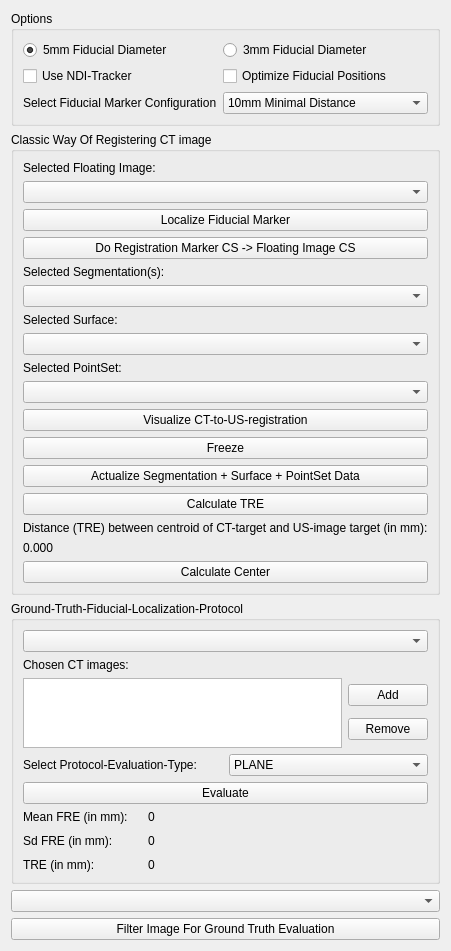
Before: the Qt Designer form Plugins/org.mitk.gui.qt.igt.app.echotrack/src/internal/NavigationStepWidgets/QmitkUSNavigationStepCtUsRegistration.ui in MITK/MITK, drawn with Qt 5.
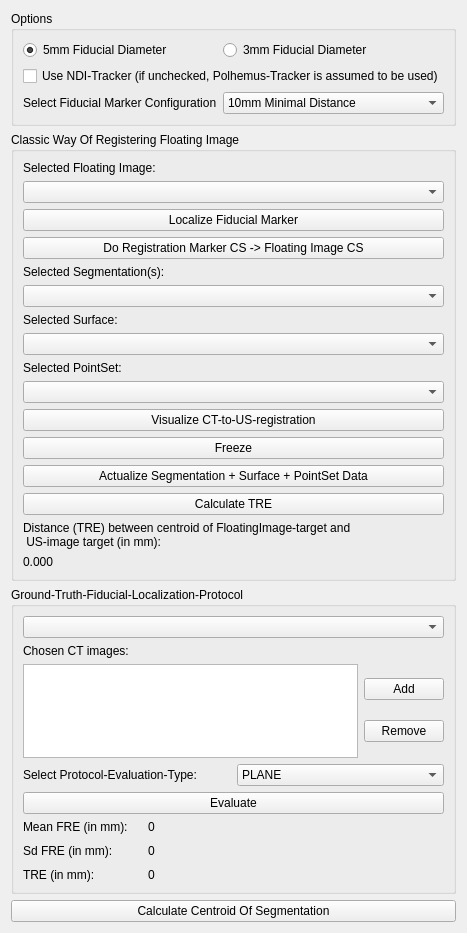
After: the same form once the commit is applied. Custom widgets are drawn as their Qt base class.

Commit message: Cleaning up the code part I

Diff of the .ui file:
```diff
--- a/Plugins/org.mitk.gui.qt.igt.app.echotrack/src/internal/NavigationStepWidgets/QmitkUSNavigationStepCtUsRegistration.ui
+++ b/Plugins/org.mitk.gui.qt.igt.app.echotrack/src/internal/NavigationStepWidgets/QmitkUSNavigationStepCtUsRegistration.ui
@@ -6,8 +6,8 @@
    <rect>
     <x>0</x>
     <y>0</y>
-    <width>400</width>
-    <height>847</height>
+    <width>403</width>
+    <height>933</height>
    </rect>
   </property>
   <property name="windowTitle">
@@ -66,33 +66,23 @@
         </item>
        </widget>
       </item>
-      <item row="1" column="0">
+      <item row="1" column="0" colspan="2">
        <widget class="QCheckBox" name="useNdiTrackerCheckBox">
         <property name="text">
-         <string>Use NDI-Tracker</string>
+         <string>Use NDI-Tracker (if unchecked, Polhemus-Tracker is assumed to be used)</string>
         </property>
         <property name="autoExclusive">
          <bool>false</bool>
         </property>
        </widget>
       </item>
-      <item row="1" column="1">
-       <widget class="QCheckBox" name="optimizeFiducialPositionsCheckBox">
-        <property name="text">
-         <string>Optimize Fiducial Positions</string>
-        </property>
-        <property name="checked">
-         <bool>false</bool>
-        </property>
-       </widget>
-      </item>
      </layout>
     </widget>
    </item>
    <item>
     <widget class="QGroupBox" name="classicWayRegisteringCtImageGroupBox">
      <property name="title">
-      <string>Classic Way Of Registering CT image</string>
+      <string>Classic Way Of Registering Floating Image</string>
      </property>
      <layout class="QVBoxLayout" name="verticalLayout_4">
       <item>
@@ -193,7 +183,8 @@
       <item>
        <widget class="QLabel" name="distanceTRELabel">
         <property name="text">
-         <string>Distance (TRE) between centroid of CT-target and US-image target (in mm):</string>
+         <string>Distance (TRE) between centroid of FloatingImage-target and
+ US-image target (in mm):</string>
         </property>
        </widget>
       </item>
@@ -204,13 +195,6 @@
         </property>
        </widget>
       </item>
-      <item>
-       <widget class="QPushButton" name="calculateCenterPushButton">
-        <property name="text">
-         <string>Calculate Center</string>
-        </property>
-       </widget>
-      </item>
      </layout>
     </widget>
    </item>
@@ -358,12 +342,9 @@
     </widget>
    </item>
    <item>
-    <widget class="QmitkDataStorageComboBox" name="groundTruthImageComboBox"/>
-   </item>
-   <item>
-    <widget class="QPushButton" name="filterImageGroundTruthEvaluationPushButton">
+    <widget class="QPushButton" name="calculateCenterPushButton">
      <property name="text">
-      <string>Filter Image For Ground Truth Evaluation</string>
+      <string>Calculate Centroid Of Segmentation</string>
      </property>
     </widget>
    </item>
```
The commit also changes 2 other files.
